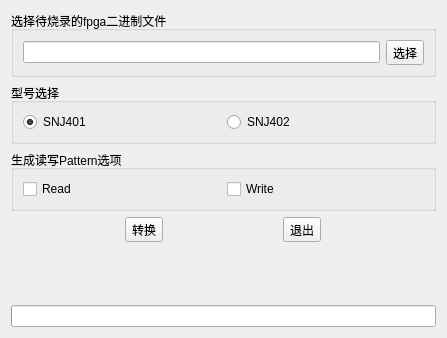
Old version of the form CodeDeal.ui in the repository xx517230/SNJCODE2Pattern.
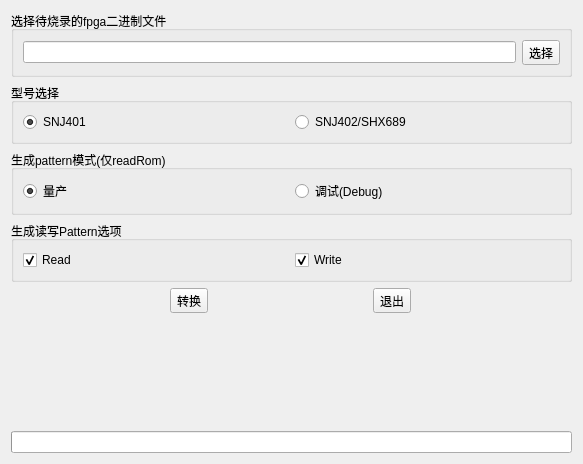
New version of the form. Icons and pictures are not drawn.

```diff
--- a/CodeDeal.ui
+++ b/CodeDeal.ui
@@ -6,58 +6,22 @@
    <rect>
     <x>0</x>
     <y>0</y>
-    <width>447</width>
-    <height>338</height>
+    <width>583</width>
+    <height>464</height>
    </rect>
   </property>
   <property name="windowTitle">
    <string>SNJ Code Deal</string>
   </property>
-  <layout class="QGridLayout" name="gridLayout_4">
-   <item row="4" column="0">
-    <spacer name="verticalSpacer">
-     <property name="orientation">
-      <enum>Qt::Vertical</enum>
+  <layout class="QGridLayout" name="gridLayout_3">
+   <item row="7" column="0">
+    <widget class="QLabel" name="lableStatus">
+     <property name="text">
+      <string/>
      </property>
-     <property name="sizeHint" stdset="0">
-      <size>
-       <width>20</width>
-       <height>102</height>
-      </size>
-     </property>
-    </spacer>
+    </widget>
    </item>
-   <item row="3" column="0">
-    <layout class="QHBoxLayout" name="horizontalLayout">
-     <item>
-      <widget class="QToolButton" name="tbtnDo">
-       <property name="minimumSize">
-        <size>
-         <width>25</width>
-         <height>25</height>
-        </size>
-       </property>
-       <property name="text">
-        <string>转换</string>
-       </property>
-      </widget>
-     </item>
-     <item>
-      <widget class="QToolButton" name="tbtnClose">
-       <property name="minimumSize">
-        <size>
-         <width>25</width>
-         <height>25</height>
-        </size>
-       </property>
-       <property name="text">
-        <string>退出</string>
-       </property>
-      </widget>
-     </item>
-    </layout>
-   </item>
-   <item row="5" column="0">
+   <item row="8" column="0">
     <widget class="QProgressBar" name="pBar">
      <property name="value">
       <number>0</number>
@@ -108,14 +72,57 @@
       <item row="0" column="1">
        <widget class="QRadioButton" name="rbtnSNJ402">
         <property name="text">
-         <string>SNJ402</string>
+         <string>SNJ402/SHX689</string>
         </property>
        </widget>
       </item>
      </layout>
     </widget>
    </item>
-   <item row="2" column="0">
+   <item row="6" column="0">
+    <spacer name="verticalSpacer">
+     <property name="orientation">
+      <enum>Qt::Vertical</enum>
+     </property>
+     <property name="sizeHint" stdset="0">
+      <size>
+       <width>20</width>
+       <height>40</height>
+      </size>
+     </property>
+    </spacer>
+   </item>
+   <item row="5" column="0">
+    <layout class="QHBoxLayout" name="horizontalLayout">
+     <item>
+      <widget class="QToolButton" name="tbtnDo">
+       <property name="minimumSize">
+        <size>
+         <width>25</width>
+         <height>25</height>
+        </size>
+       </property>
+       <property name="text">
+        <string>转换</string>
+       </property>
+      </widget>
+     </item>
+     <item>
+      <widget class="QToolButton" name="tbtnClose">
+       <property name="minimumSize">
+        <size>
+         <width>25</width>
+         <height>25</height>
+        </size>
+       </property>
+       <property name="text">
+        <string>退出</string>
+       </property>
+      </widget>
+     </item>
+    </layout>
+   </item>
+   <item row="3" column="0">
     <widget class="QGroupBox" name="groupBox_3">
      <property name="title">
       <string>生成读写Pattern选项</string>
@@ -126,12 +133,44 @@
         <property name="text">
          <string>Read</string>
         </property>
+        <property name="checked">
+         <bool>true</bool>
+        </property>
        </widget>
       </item>
       <item>
        <widget class="QCheckBox" name="chkWrite">
         <property name="text">
          <string>Write</string>
+        </property>
+        <property name="checked">
+         <bool>true</bool>
+        </property>
+       </widget>
+      </item>
+     </layout>
+    </widget>
+   </item>
+   <item row="2" column="0">
+    <widget class="QGroupBox" name="groupBox_4">
+     <property name="title">
+      <string>生成pattern模式(仅readRom)</string>
+     </property>
+     <layout class="QGridLayout" name="gridLayout_4">
+      <item row="0" column="0">
+       <widget class="QRadioButton" name="rbtnOper">
+        <property name="text">
+         <string>量产</string>
+        </property>
+        <property name="checked">
+         <bool>true</bool>
+        </property>
+       </widget>
+      </item>
+      <item row="0" column="1">
+       <widget class="QRadioButton" name="rbtnDebug">
+        <property name="text">
+         <string>调试(Debug)</string>
         </property>
        </widget>
       </item>
```
